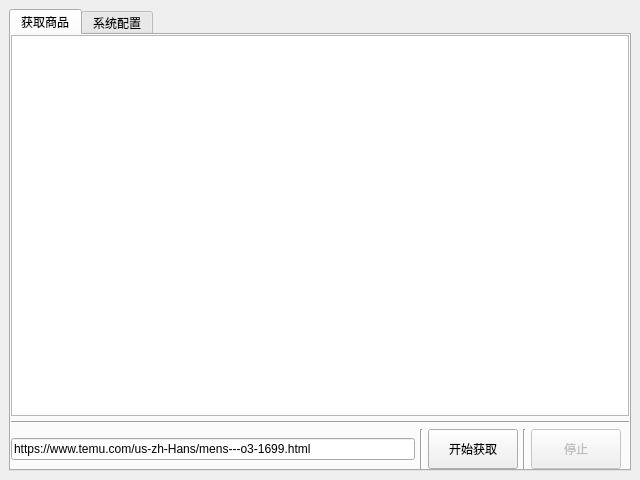
Before: the Qt Designer form ui/home.ui in izerui/temu-spider, drawn with Qt 5.
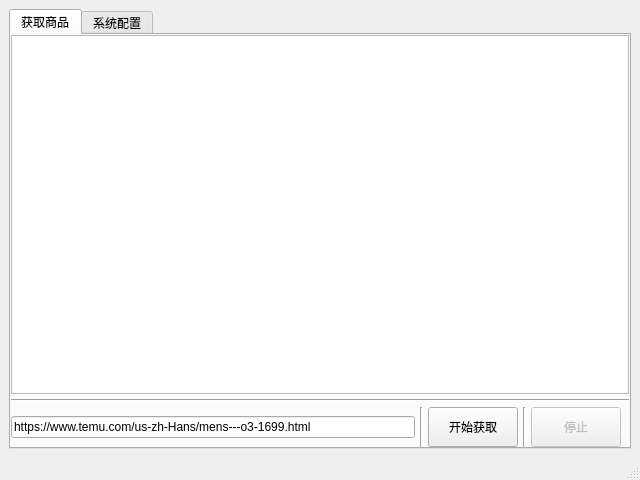
After: the same form once the commit is applied.

What changed in the file:
```diff
--- a/ui/home.ui
+++ b/ui/home.ui
@@ -377,6 +377,7 @@
     </item>
    </layout>
   </widget>
+  <widget class="QStatusBar" name="myStatusBar"/>
  </widget>
  <tabstops>
   <tabstop>textBrowser</tabstop>
```
Left out of the diff: 4 changed lines with no effect on the pictures.
